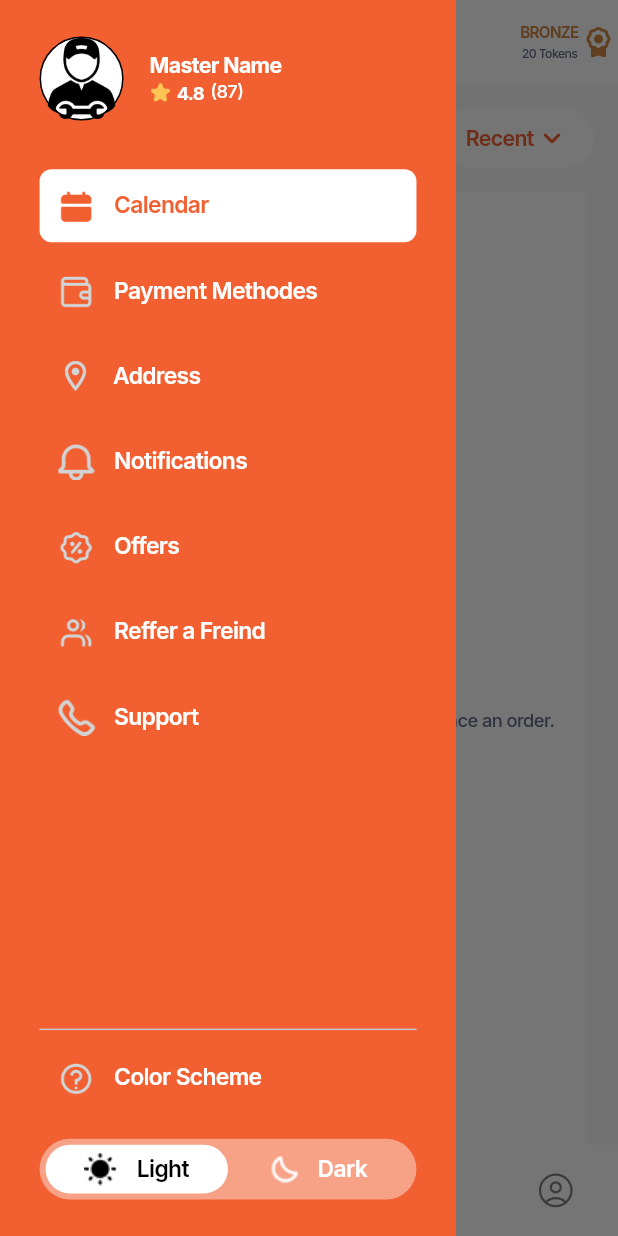
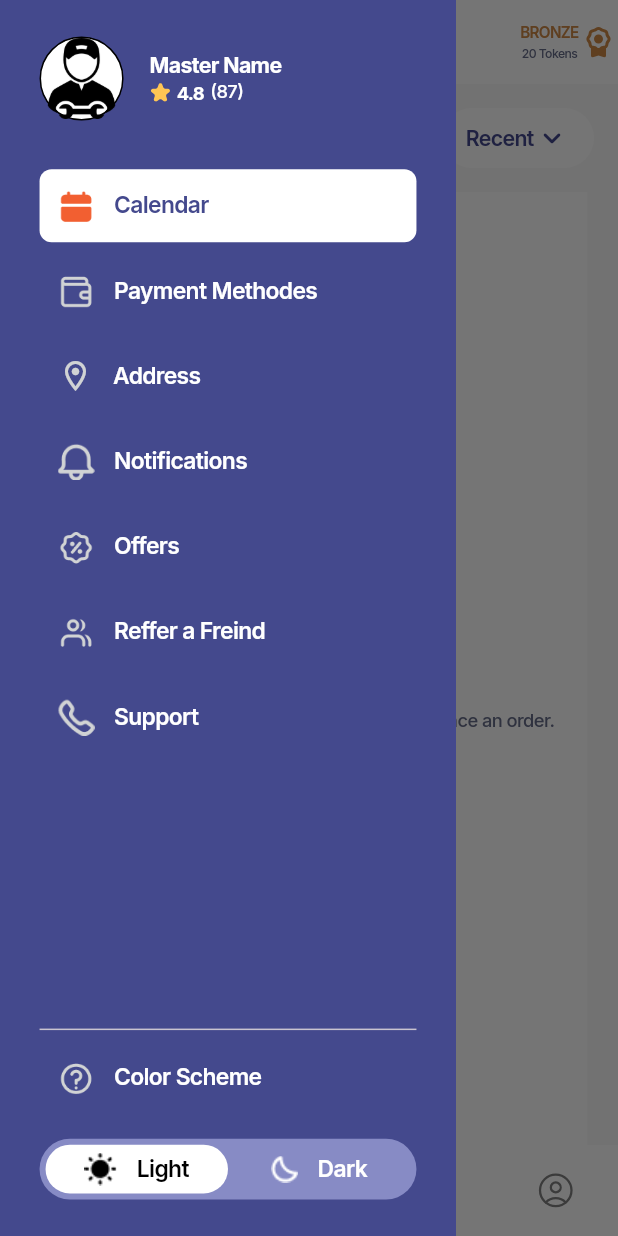
Before and after one commit to aymer-prime/gelirx, a Flutter app: the AlternateMainPage screen opened by its route, item 3 of the bottom bar chosen, in the side drawer, after a tap on the "add" icon, on a phone screen of 412 x 824 dp. Run offline on Flutter 3.47's test engine with Material 3 defaults, Android fonts, the phone set to English and light mode, and no system bars; our stand-ins replace another_flushbar, auto_route, bloc, cached_network_image, connectivity_plus, dartz and 24 more; missing offline and left inert: dart:ffi, flutter_callkit_incoming, flutter_facebook_auth, flutter_map_cancellable_tile_provider, geolocator_platform_interface; accounts and stored records are empty; network calls fail.

Commit message:
onBoarding UI update and primary color change

```diff
--- a/lib/app/utils/app_constants.dart
+++ b/lib/app/utils/app_constants.dart
@@ -8,7 +8,8 @@ class Constants {
   //shared preferences Keys
   static const String tokenKey = 'TOKEN_KEY';
   static const String userIdKey = 'USER_ID_KEY';
-  static const String  navigateToKey = 'navigateTo';
+  static const String isMasterKey = 'IS_MASTER_KEY';
+  static const String navigateToKey = 'navigateTo';
 
   // This is the distance in meters that will trigger listen function for geolocator
   static const int distanceFilter = 10;
--- a/lib/app/utils/resources/color_manager.dart
+++ b/lib/app/utils/resources/color_manager.dart
@@ -2,9 +2,9 @@ import 'package:flutter/material.dart';
 
 class ColorManager {
   //general
-  static Color primary = const Color(0xffF25F31);
-  static Color lightPrimary = const Color(0xfff7a287);
-  static Color darkPrimary = const Color(0xffa8300b);
+  static Color primary = const Color(0xff44498D);
+  static Color lightPrimary = const Color(0xff878bc5);
+  static Color darkPrimary = const Color(0xff292d56);
 
   static Color background = const Color(0xffF9F9F9);
   static Color white = const Color(0xffffffff);
@@ -29,6 +29,7 @@ class ColorManager {
   static Color disabledButtonTextColor = const Color(0xffe6e6e6);
   static Color outlineButtonBorderColor = const Color(0xff2E4460);
   static Color outlineOtpBorderColor = const Color(0xff9A9FA5);
+  static Color skipButtonColor = const Color(0xffF8F13D);
   //text_field
   static Color textfieldNumFillColor = const Color(0xffF5F5F5);
   static Color textfieldHintColor = const Color(0xff999999);
--- a/lib/features/auth/data/auth_repository.dart
+++ b/lib/features/auth/data/auth_repository.dart
@@ -245,6 +245,8 @@ class AuthRepository implements IAuthRepository {
       if (response != null) {
         String token = response['token'];
         String userId = response['user_id'];
+        int isMaster = response['master'];
+        await _localService.save(Constants.isMasterKey, isMaster.toString());
         await _localService.save(Constants.tokenKey, token);
         await _localService.save(Constants.userIdKey, userId);
       }
@@ -378,6 +380,8 @@ class AuthRepository implements IAuthRepository {
       if (response != null) {
         String token = response['token'];
         String userId = response['user_id'];
+        int isMaster = response['master'];
+        await _localService.save(Constants.isMasterKey, isMaster.toString());
         await _localService.save(Constants.tokenKey, token);
         await _localService.save(Constants.userIdKey, userId);
       }
@@ -441,6 +445,8 @@ class AuthRepository implements IAuthRepository {
       if (response != null) {
         String token = response['token'];
         String userId = response['user_id'];
+        int isMaster = response['master'];
+        await _localService.save(Constants.isMasterKey, isMaster.toString());
         await _localService.save(Constants.tokenKey, token);
         await _localService.save(Constants.userIdKey, userId);
       }
--- a/lib/features/auth/presentation/bloc/auth_status/auth_status_bloc.dart
+++ b/lib/features/auth/presentation/bloc/auth_status/auth_status_bloc.dart
@@ -20,7 +20,6 @@ class AuthStatusBloc extends Bloc<AuthStatusEvent, AuthStatusState> {
       );
     });
     on<SignedIn>((event, emit) async {
-      await _iAuthRepository.signOut();
       emit(AuthStatusState.authenticated(event.user));
     });
     on<SignedOut>((event, emit) async {
--- a/lib/features/auth/presentation/pages/auth_page.dart
+++ b/lib/features/auth/presentation/pages/auth_page.dart
@@ -10,7 +10,6 @@ import 'package:gelirx/features/auth/presentation/bloc/auth_bloc.dart';
 import 'package:gelirx/features/auth/presentation/bloc/auth_status/auth_status_bloc.dart';
 import 'package:gelirx/features/auth/presentation/pages/auth_pageview_pages/login_page.dart';
 import 'package:gelirx/features/auth/presentation/pages/auth_pageview_pages/otp_page.dart';
-import 'package:gelirx/features/auth/presentation/pages/auth_pageview_pages/user_type_page.dart';
 import 'package:gelirx/features/shared/widgets/dialogs/loading_screen.dart';
 
 @RoutePage()
--- a/lib/features/auth/presentation/pages/auth_pageview_pages/login_page.dart
+++ b/lib/features/auth/presentation/pages/auth_pageview_pages/login_page.dart
@@ -45,7 +45,9 @@ class LoginPage extends StatelessWidget {
                     SizedBox(
                       height: AppSize.s48.h,
                       child: IconButton(
-                        onPressed: toPreviousPage,
+                        onPressed: () {
+                          Navigator.pop(context);
+                        }, //toPreviousPage,
                         icon: const Icon(
                           Icons.arrow_back_rounded,
                         ),
--- a/lib/features/main/presentation/page/alternate_main_page.dart
+++ b/lib/features/main/presentation/page/alternate_main_page.dart
@@ -4,11 +4,15 @@ import 'package:flutter_bloc/flutter_bloc.dart';
 import 'package:flutter_screenutil/flutter_screenutil.dart';
 import 'package:flutter_svg/flutter_svg.dart';
 import 'package:gelirx/app/extensions/context.dart';
+import 'package:gelirx/app/injector/injection.dart';
 import 'package:gelirx/app/navigation/app_router.dart';
+import 'package:gelirx/app/utils/app_constants.dart';
 import 'package:gelirx/app/utils/resources/assets_manager.dart';
 import 'package:gelirx/app/utils/resources/color_manager.dart';
+import 'package:gelirx/app/utils/resources/constants_manager.dart';
 import 'package:gelirx/app/utils/resources/font_manager.dart';
 import 'package:gelirx/app/utils/resources/values_manager.dart';
+import 'package:gelirx/features/auth/presentation/bloc/auth_bloc.dart';
 import 'package:gelirx/features/auth/presentation/bloc/auth_status/auth_status_bloc.dart';
 import 'package:gelirx/features/booking/presentation/pages/booking_page.dart';
 import 'package:gelirx/features/home/presentation/pages/home_page.dart';
@@ -16,6 +20,7 @@ import 'package:gelirx/features/main/presentation/widgets/drawer_tile.dart';
 import 'package:gelirx/features/main/presentation/widgets/nav_bar.dart';
 import 'package:gelirx/features/notifications/presentation/pages/notifications_page.dart';
 import 'package:gelirx/features/profile/presentation/pages/profile_page.dart';
+import 'package:shared_preferences/shared_preferences.dart';
 
 @RoutePage()
 class AlternateMainPage extends StatefulWidget {
@@ -122,7 +127,91 @@ class _AlternateMainPageState extends State<AlternateMainPage> {
           },
         ),
       ),
-      drawer: Drawer(
+      drawer: const AppDrawer(),
+      body: BlocListener<AuthStatusBloc, AuthStatusState>(
+        listener: (context, state) {
+          state.maybeMap(
+            unAuthenticated: (_) {
+              print('unauthenticated');
+              context.router.replace(const AuthRoute());
+            },
+            orElse: () {},
+          );
+        },
+        child: Stack(
+          children: [
+            IndexedStack(
+              index: selectedTab,
+              children: items
+                  .map((page) => Navigator(
+                        key: page.navKey,
+                        onGenerateInitialRoutes: (navigator, initialRoute) {
+                          return [
+                            MaterialPageRoute(builder: (context) => page.page)
+                          ];
+                        },
+                      ))
+                  .toList(),
+            ),
+            Column(
+              children: [
+                const Expanded(child: SizedBox()),
+                NavBar(
+                  pageIndex: selectedTab,
+                  onTap: (index) {
+                    if (index == selectedTab) {
+                      items[index]
+                          .navKey
+                          .currentState
+                          ?.popUntil((route) => route.isFirst);
+                    } else {
+                      setState(() {
+                        selectedTab = index;
+                      });
+                    }
+                  },
+                ),
+              ],
+            ),
+          ],
+        ),
+      ),
+      floatingActionButtonLocation: FloatingActionButtonLocation.centerFloat,
+      floatingActionButton: Container(
+        child: FloatingActionButton(
+          backgroundColor: ColorManager.primary,
+          elevation: 0,
+          onPressed: () {
+            //todo: move this logic to state management
+            final localServices = getIt<SharedPreferences>();
+            String? isMaster = localServices.getString(Constants.isMasterKey);
+            if (isMaster == null || isMaster == '0') {
+              context.read<AuthBloc>().add(const AuthEvent.setUserType(
+                    true,
+                  ));
+              context.router.push(const AuthRoute());
+            }
+          },
+          shape: const CircleBorder(),
+          child: Icon(
+            Icons.add_rounded,
+            size: AppSize.s36,
+            color: ColorManager.white,
+          ),
+        ),
+      ),
+    );
+  }
+}
+
+class AppDrawer extends StatelessWidget {
+  const AppDrawer({
+    super.key,
+  });
+
+  @override
+  Widget build(BuildContext context) {
+    return Drawer(
       backgroundColor: ColorManager.primary,
       shape: const ContinuousRectangleBorder(),
       child: Padding(
@@ -197,8 +286,7 @@ class _AlternateMainPageState extends State<AlternateMainPage> {
             DrawerTile(
               isSelected: false,
               label: 'Address',
-                icon:
-                    Icon(Icons.location_on_outlined, color: Color(0xffD1D3D4)),
+              icon: Icon(Icons.location_on_outlined, color: Color(0xffD1D3D4)),
             ),
             SizedBox(height: AppSize.s8.h),
             DrawerTile(
@@ -256,9 +344,8 @@ class _AlternateMainPageState extends State<AlternateMainPage> {
                         children: [
                           Image.asset(
                             ImageAssets.light,
-                              color: true
-                                  ? ColorManager.black
-                                  : ColorManager.white,
+                            color:
+                                true ? ColorManager.black : ColorManager.white,
                           ),
                           SizedBox(width: AppSize.s12.w),
                           Text(
@@ -314,69 +401,6 @@ class _AlternateMainPageState extends State<AlternateMainPage> {
           ],
         ),
       ),
-      ),
-      body: BlocListener<AuthStatusBloc, AuthStatusState>(
-        listener: (context, state) {
-          state.maybeMap(
-            unAuthenticated: (_) {
-              print('unauthenticated');
-              context.router.replace(const AuthRoute());
-            },
-            orElse: () {},
-          );
-        },
-        child: Stack(
-          children: [
-            IndexedStack(
-              index: selectedTab,
-              children: items
-                  .map((page) => Navigator(
-                        key: page.navKey,
-                        onGenerateInitialRoutes: (navigator, initialRoute) {
-                          return [
-                            MaterialPageRoute(builder: (context) => page.page)
-                          ];
-                        },
-                      ))
-                  .toList(),
-            ),
-            Column(
-              children: [
-                const Expanded(child: SizedBox()),
-                NavBar(
-                  pageIndex: selectedTab,
-                  onTap: (index) {
-                    if (index == selectedTab) {
-                      items[index]
-                          .navKey
-                          .currentState
-                          ?.popUntil((route) => route.isFirst);
-                    } else {
-                      setState(() {
-                        selectedTab = index;
-                      });
-                    }
-                  },
-                ),
-              ],
-            ),
-          ],
-        ),
-      ),
-      floatingActionButtonLocation: FloatingActionButtonLocation.centerFloat,
-      floatingActionButton: Container(
-        child: FloatingActionButton(
-          backgroundColor: ColorManager.primary,
-          elevation: 0,
-          onPressed: () => debugPrint("Add Button pressed"),
-          shape: CircleBorder(),
-          child: Icon(
-            Icons.add_rounded,
-            size: AppSize.s36,
-            color: ColorManager.white,
-          ),
-        ),
-      ),
     );
   }
 }
--- a/lib/features/profile/presentation/pages/profile_page.dart
+++ b/lib/features/profile/presentation/pages/profile_page.dart
@@ -20,11 +20,12 @@ class ProfilePage extends StatelessWidget {
   Widget build(BuildContext context) {
     return Scaffold(
       body: BlocListener<AuthStatusBloc, AuthStatusState>(
+        listenWhen: (previous, current) => previous != current,
         listener: (context, state) {
           state.maybeMap(
             unAuthenticated: (_) {
               print('unauthenticated');
-              context.router.replace(const AuthRoute());
+              context.router.replace(const SplashRoute());
             },
             orElse: () {},
           );
@@ -161,19 +162,14 @@ class ProfilePage extends StatelessWidget {
                       ),
                     ),
                     const SizedBox(height: AppSize.s16),
-                    SizedBox(
+                    context.read<AuthStatusBloc>().state.maybeMap(
+                          orElse: () {
+                            return SizedBox();
+                          },
+                          authenticated: (value) => SizedBox(
                             width: double.infinity,
                             child: ElevatedButton(
                               onPressed: () {
-                          context.read<AuthStatusBloc>().state.maybeMap(
-                                orElse: () {},
-                                authenticated: (value) {
-                                  print('Authenticated');
-                                },
-                                unAuthenticated: (value) {
-                                  print('Unauthenticated');
-                                },
-                              );
                                 context.read<AuthStatusBloc>().add(
                                       const AuthStatusEvent.signedOut(),
                                     );
@@ -189,6 +185,7 @@ class ProfilePage extends StatelessWidget {
                               ),
                             ),
                           ),
+                        ),
                   ],
                 ),
               ),
--- a/lib/features/splash/splash_screen.dart
+++ b/lib/features/splash/splash_screen.dart
@@ -21,9 +21,9 @@ class SplashPage extends StatelessWidget {
         state.map(
           initialState: (_) {},
           authenticated: (_) {
-            context.router.replace(const AlternateMainRoute());
+            context.router.replace(OnboardingRoute());
           },
-          unAuthenticated: (_) => context.router.replace(const AuthRoute()),
+          unAuthenticated: (_) => context.router.replace(OnboardingRoute()),
         );
       },
       child: _PageWidget(),
```
Also changed, not shown: lib/features/home/data/home_repository.dart (+12 -3 lines), lib/features/home/domain/i_home_repository.dart (+7 -1 lines), lib/features/onboarding/presentation/onboarding_page.dart (+24 -9 lines). Lines whose indentation alone changed are shown as unchanged.
